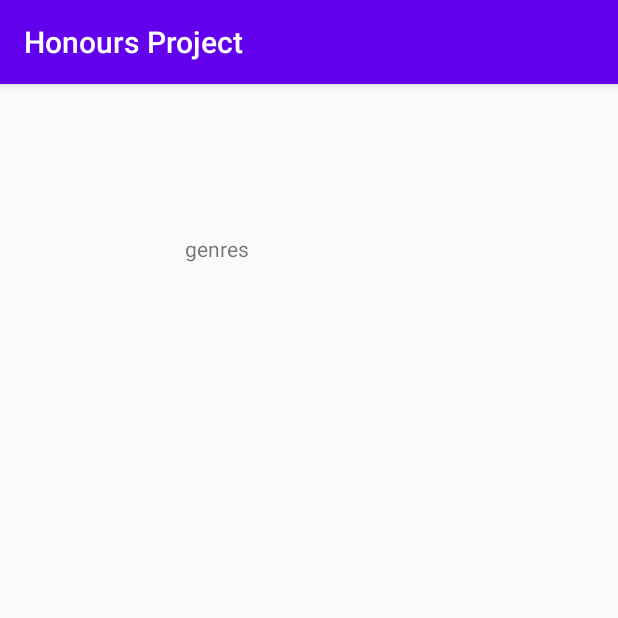
After one commit to 1808097/Honours-Project-1808097, an Android app: the MangaActivity screen opened directly, with no data from a screen before it, on a phone screen of 412 x 824 dp, the top half of it. The commit adds this screen. Run offline under Robolectric (Android 15) with nearby library versions, the phone set to English and light mode, and no system bars; our stand-ins replace Volley.

Commit message:
Adding Manga Activity
Testing basic intent passing of manga id

```diff
--- a/app/src/main/AndroidManifest.xml
+++ b/app/src/main/AndroidManifest.xml
@@ -12,13 +12,14 @@
         android:roundIcon="@mipmap/ic_launcher_round"
         android:supportsRtl="true"
         android:theme="@style/AppTheme">
-        <activity android:name=".ReadingActivity"></activity>
+        <activity android:name=".MangaActivity"></activity>
+        <activity android:name=".ReadingActivity" />
         <activity android:name=".MainActivity">
-        <intent-filter>
-            <action android:name="android.intent.action.MAIN" />
+            <intent-filter>
+                <action android:name="android.intent.action.MAIN" />
 
-            <category android:name="android.intent.category.LAUNCHER" />
-        </intent-filter>
+                <category android:name="android.intent.category.LAUNCHER" />
+            </intent-filter>
         </activity>
     </application>
 
--- a/app/src/main/java/com/example/honoursproject/MainActivity.java
+++ b/app/src/main/java/com/example/honoursproject/MainActivity.java
@@ -2,10 +2,13 @@ package com.example.honoursproject;
 
 import androidx.appcompat.app.AppCompatActivity;
 
+import android.content.Intent;
 import android.graphics.Bitmap;
 import android.graphics.BitmapFactory;
 import android.net.Uri;
 import android.os.Bundle;
+import android.view.View;
+import android.widget.Button;
 import android.widget.ImageView;
 import android.widget.SearchView;
 import android.widget.TextView;
@@ -26,11 +29,13 @@ import org.json.JSONArray;
 import org.json.JSONException;
 import org.json.JSONObject;
 
-public class MainActivity extends AppCompatActivity implements SearchView.OnQueryTextListener{
+public class MainActivity extends AppCompatActivity implements SearchView.OnQueryTextListener, View.OnClickListener{
 
     private TextView tv_change;
-    private TextView tv_submit;
+    private Button btn_submit;
     private SearchView sv_search;
+
+    private String MANGA_ID;
 
     @Override
     protected void onCreate(Bundle savedInstanceState) {
@@ -38,9 +43,12 @@ public class MainActivity extends AppCompatActivity implements SearchView.OnQuer
         setContentView(R.layout.activity_main);
 
         tv_change = (TextView)findViewById(R.id.tv_change);
-        tv_submit = (TextView)findViewById(R.id.tv_submit);
+
+        btn_submit = (Button)findViewById(R.id.btn_submit);
+        btn_submit.setOnClickListener(this);
+        btn_submit.setEnabled(false);
+
         sv_search = (SearchView)findViewById(R.id.sv_search);
-
         sv_search.setOnQueryTextListener(this);
     }
 
@@ -70,11 +78,13 @@ public class MainActivity extends AppCompatActivity implements SearchView.OnQuer
 
                         JSONObject firstManga = data.getJSONObject(0);
 
+                        MANGA_ID = firstManga.getString("id");
+
                         JSONObject attributes = firstManga.getJSONObject("attributes");
 
                         JSONObject title = attributes.getJSONObject("title");
 
-                        tv_submit.setText(title.getString("en"));
+                        btn_submit.setText(title.getString("en"));
 
                     } catch (JSONException e) {
                         Toast.makeText(getApplicationContext(), "Error using API", Toast.LENGTH_LONG).show();
@@ -94,6 +104,15 @@ public class MainActivity extends AppCompatActivity implements SearchView.OnQuer
         RequestQueue queue = Volley.newRequestQueue(getApplicationContext());
         queue.add(stringRequest);
 
+        btn_submit.setEnabled(true);
+
         return true;
     }
+
+    @Override
+    public void onClick(View v) {
+        Intent intent = new Intent(getApplicationContext(), MangaActivity.class);
+        intent.putExtra("MANGA_ID", MANGA_ID);
+        startActivity(intent);
+    }
 }
--- /dev/null
+++ b/app/src/main/java/com/example/honoursproject/MangaActivity.java
@@ -0,0 +1,97 @@
+package com.example.honoursproject;
+
+import androidx.appcompat.app.AppCompatActivity;
+
+import android.os.Bundle;
+import android.content.Intent;
+import android.graphics.Bitmap;
+import android.graphics.BitmapFactory;
+import android.net.Uri;
+import android.os.Bundle;
+import android.view.View;
+import android.widget.Button;
+import android.widget.ImageView;
+import android.widget.SearchView;
+import android.widget.TextView;
+import android.widget.Toast;
+
+import java.io.InputStream;
+import java.net.URL;
+import java.util.Calendar;
+
+import com.android.volley.Request;
+import com.android.volley.RequestQueue;
+import com.android.volley.Response;
+import com.android.volley.VolleyError;
+import com.android.volley.toolbox.StringRequest;
+import com.android.volley.toolbox.Volley;
+
+import org.json.JSONArray;
+import org.json.JSONException;
+import org.json.JSONObject;
+
+public class MangaActivity extends AppCompatActivity {
+
+    private TextView tv_title;
+
+    @Override
+    protected void onCreate(Bundle savedInstanceState) {
+        super.onCreate(savedInstanceState);
+        setContentView(R.layout.activity_manga);
+
+        Intent launcher = getIntent();
+
+        Uri uri = Uri.parse("https://api.mangadex.org/chapter");
+        Uri.Builder builder = uri.buildUpon();
+
+        builder.appendQueryParameter("manga", launcher.getStringExtra("MANGA_ID"));
+        builder.appendQueryParameter("limit", "100");
+
+        String url = builder.build().toString();
+
+        tv_title = (TextView)findViewById(R.id.tv_title);
+        tv_title.setText(launcher.getStringExtra("MANGA_ID"));
+
+        /*
+        StringRequest stringRequest = new StringRequest(Request.Method.GET, url,
+                new Response.Listener<String>() {
+                    @Override
+                    public void onResponse(String response) {
+                        try {
+                            JSONObject json = new JSONObject(response);
+                            JSONArray data = json.getJSONArray("data");
+
+                            JSONObject firstManga = data.getJSONObject(0);
+
+                            MANGA_ID = firstManga.getString("id");
+
+                            JSONObject attributes = firstManga.getJSONObject("attributes");
+
+                            JSONObject title = attributes.getJSONObject("title");
+
+                            btn_submit.setText(title.getString("en"));
+
+                        } catch (JSONException e) {
+                            Toast.makeText(getApplicationContext(), "Error using API", Toast.LENGTH_LONG).show();
+                            e.printStackTrace();
+                        }
+                    }
+                },
+                new Response.ErrorListener() {
+                    @Override
+                    public void onErrorResponse(VolleyError error) {
+                        //toast in case API returns nothing. Recommends using another name to find plant
+                        Toast.makeText(getApplicationContext(), "Something Went Wrong", Toast.LENGTH_LONG).show();
+                    }
+                });
+
+        //send request
+        RequestQueue queue = Volley.newRequestQueue(getApplicationContext());
+        queue.add(stringRequest);
+
+        */
+    }
+
+
+
+}
--- a/app/src/main/res/layout/activity_main.xml
+++ b/app/src/main/res/layout/activity_main.xml
@@ -23,12 +23,13 @@
         app:layout_constraintStart_toStartOf="parent"
         app:layout_constraintTop_toBottomOf="@+id/sv_search" />
 
-    <TextView
-        android:id="@+id/tv_submit"
+    <Button
+        android:id="@+id/btn_submit"
         android:layout_width="wrap_content"
         android:layout_height="wrap_content"
         android:layout_marginTop="16dp"
         app:layout_constraintEnd_toEndOf="parent"
         app:layout_constraintStart_toStartOf="parent"
         app:layout_constraintTop_toBottomOf="@+id/tv_change" />
+
 </androidx.constraintlayout.widget.ConstraintLayout>
--- /dev/null
+++ b/app/src/main/res/layout/activity_manga.xml
@@ -0,0 +1,64 @@
+<?xml version="1.0" encoding="utf-8"?>
+<androidx.constraintlayout.widget.ConstraintLayout xmlns:android="http://schemas.android.com/apk/res/android"
+    xmlns:app="http://schemas.android.com/apk/res-auto"
+    xmlns:tools="http://schemas.android.com/tools"
+    android:layout_width="match_parent"
+    android:layout_height="match_parent"
+    tools:context=".MangaActivity">
+
+    <TextView
+        android:id="@+id/tv_title"
+        android:layout_width="wrap_content"
+        android:layout_height="wrap_content"
+        android:layout_marginTop="16dp"
+        android:textSize="24sp"
+        app:layout_constraintEnd_toEndOf="parent"
+        app:layout_constraintStart_toStartOf="parent"
+        app:layout_constraintTop_toTopOf="parent"
+        tools:text="Title" />
+
+    <TextView
+        android:id="@+id/tv_author"
+        android:layout_width="wrap_content"
+        android:layout_height="wrap_content"
+        android:layout_marginTop="16dp"
+        app:layout_constraintEnd_toStartOf="@+id/tv_artist"
+        app:layout_constraintHorizontal_bias="0.5"
+        app:layout_constraintHorizontal_chainStyle="spread"
+        app:layout_constraintStart_toStartOf="parent"
+        app:layout_constraintTop_toBottomOf="@+id/tv_title"
+        tools:text="author" />
+
+    <TextView
+        android:id="@+id/tv_artist"
+        android:layout_width="wrap_content"
+        android:layout_height="wrap_content"
+        app:layout_constraintBottom_toBottomOf="@+id/tv_author"
+        app:layout_constraintEnd_toEndOf="parent"
+        app:layout_constraintHorizontal_bias="0.5"
+        app:layout_constraintStart_toEndOf="@+id/tv_author"
+        app:layout_constraintTop_toTopOf="@+id/tv_author"
+        tools:text="artist" />
+
+    <TextView
+        android:id="@+id/tv_genres"
+        android:layout_width="wrap_content"
+        android:layout_height="wrap_content"
+        android:layout_marginTop="16dp"
+        android:text="genres"
+        app:layout_constraintEnd_toStartOf="@+id/tv_themes"
+        app:layout_constraintHorizontal_bias="0.5"
+        app:layout_constraintStart_toStartOf="parent"
+        app:layout_constraintTop_toBottomOf="@+id/tv_author" />
+
+    <TextView
+        android:id="@+id/tv_themes"
+        android:layout_width="wrap_content"
+        android:layout_height="wrap_content"
+        app:layout_constraintBottom_toBottomOf="@+id/tv_genres"
+        app:layout_constraintEnd_toEndOf="parent"
+        app:layout_constraintHorizontal_bias="0.5"
+        app:layout_constraintStart_toEndOf="@+id/tv_genres"
+        app:layout_constraintTop_toTopOf="@+id/tv_genres"
+        tools:text="themes" />
+</androidx.constraintlayout.widget.ConstraintLayout>
```
